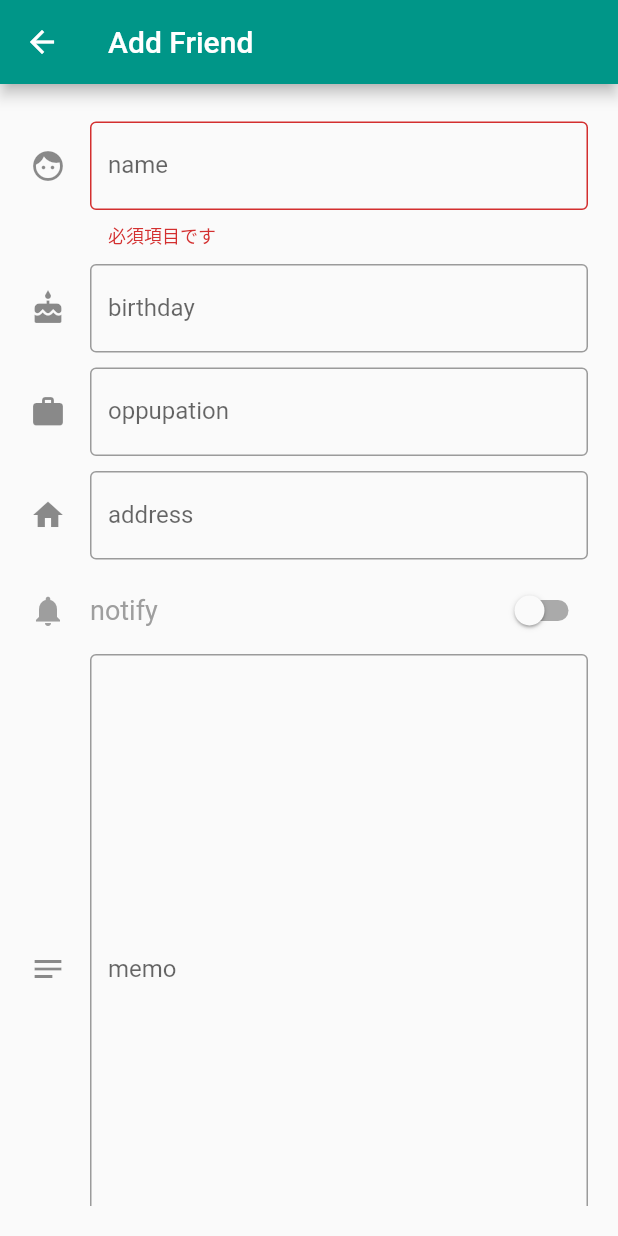
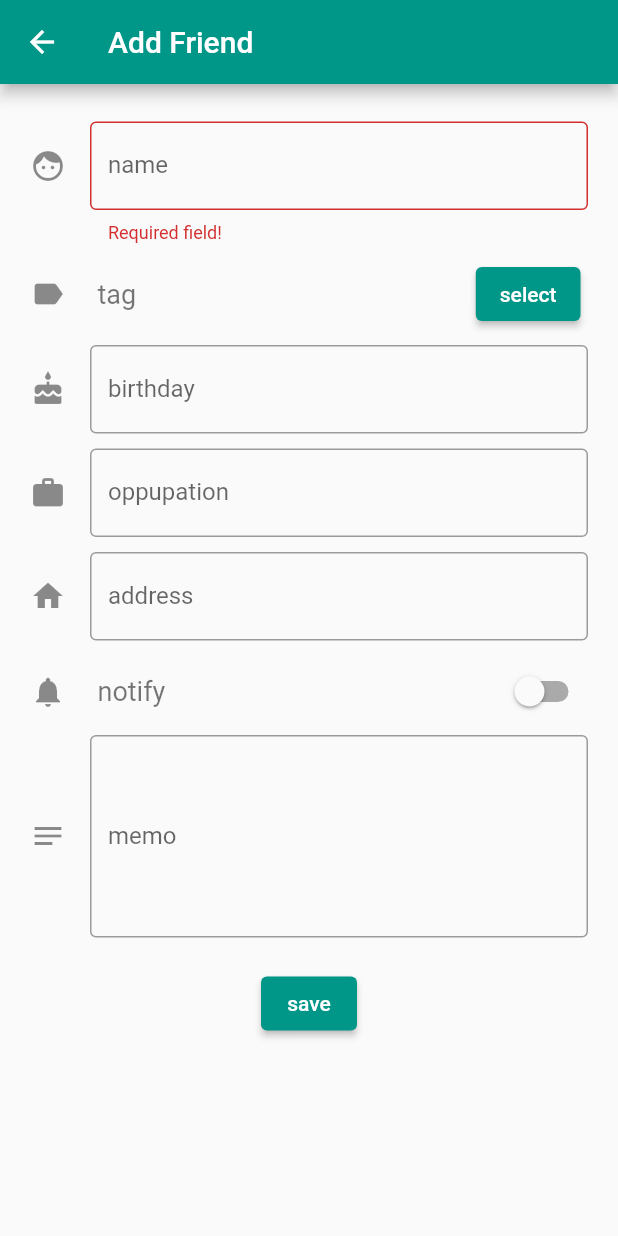
Before and after one commit to KesukeSakai0222/your-book-of-friends, a Flutter app: the FriendAdd screen opened directly, on a phone screen of 412 x 824 dp. Run offline on Flutter 3.47's test engine with Material 2 defaults, Android fonts, the light colour scheme and no system bars; our stand-ins replace flutter_colorpicker, google_fonts, sqflite; missing offline and left inert: filter_list; accounts and stored records are empty; generated files the repository leaves out were written again.

Commit message:
friendPageでのtagの入力を追加

```diff
--- a/lib/l10n/app_en.arb
+++ b/lib/l10n/app_en.arb
@@ -17,6 +17,7 @@
     "color": "color",
     "save": "save",
     "delete": "delete",
+    "select": "select",
 
     "warnRequired": "Required field!"
 }
--- a/lib/l10n/app_ja.arb
+++ b/lib/l10n/app_ja.arb
@@ -17,6 +17,7 @@
     "color": "色",
     "save": "保存",
     "delete": "削除",
+    "select": "選択",
 
     "warnRequired": "必須項目です"
 }
--- a/lib/widget/app.dart
+++ b/lib/widget/app.dart
@@ -7,7 +7,7 @@ import 'package:your_book_of_friends/widget/friend_page.dart';
 import 'package:your_book_of_friends/widget/tag_page.dart';
 
 import 'add_button.dart';
-import 'app_bar.dart';
+import 'app_bar.dart' as ab;
 
 class App extends StatefulWidget {
   const App({super.key});
@@ -21,7 +21,7 @@ class AppState extends State<App> {
   Widget build(BuildContext context) {
     return Scaffold(
       body: CustomScrollView(slivers: <Widget>[
-        const MyAppBar(),
+        const ab.AppBar(),
         Consumer<SelectedIndex>(
             builder: (context, selectedIndex, _) =>
                 contents[selectedIndex.index])
--- a/lib/widget/friend_detail.dart
+++ b/lib/widget/friend_detail.dart
@@ -1,8 +1,11 @@
 import 'package:flutter/material.dart';
 import 'package:intl/intl.dart';
 import 'package:provider/provider.dart';
+import 'package:filter_list/filter_list.dart';
 import 'package:flutter_gen/gen_l10n/app_localizations.dart';
 import 'package:your_book_of_friends/bloc/friend_bloc.dart';
+import 'package:your_book_of_friends/dao/my_database.dart';
+import 'package:your_book_of_friends/dao/tags_dao.dart';
 import 'package:your_book_of_friends/model/friend.dart';
 import 'package:your_book_of_friends/model/name.dart';
 import 'package:your_book_of_friends/model/tag.dart';
@@ -35,13 +38,26 @@ class FriendAddState extends State<FriendAdd> {
   final addressController = TextEditingController();
   final memoController = TextEditingController();
   final birthdayController = TextEditingController();
+  List<Tag> selectedTags = [];
   late FriendBloc _bloc;
   DateTime? _birthday;
 
   @override
+  void dispose() {
+    nameController.dispose();
+    occupationController.dispose();
+    addressController.dispose();
+    memoController.dispose();
+    birthdayController.dispose();
+    super.dispose();
+  }
+
+  @override
   Widget build(BuildContext context) {
     _bloc = context.watch<FriendBloc>();
-    //TODO: tag追加、name複数追加
+    final _tagDao = TagsDao(context.watch<MyDatabase>());
+
+    //TODO: name複数追加
     return Scaffold(
         appBar: AppBar(title: Text(AppLocalizations.of(context)!.friendAdd)),
         body: Container(
@@ -56,14 +72,61 @@ class FriendAddState extends State<FriendAdd> {
                             icon: const Icon(Icons.face),
                             labelText: AppLocalizations.of(context)!.name,
                             border: const OutlineInputBorder()),
-                        validator: (value) {
-                          if (value == null || value.isEmpty) {
-                            return '必須項目です';
-                          }
-                          return null;
-                        },
+                        validator: (value) => _validateRequired(value, context),
                         controller: nameController,
                         autovalidateMode: AutovalidateMode.always),
+                  ),
+                  Padding(
+                    padding: const EdgeInsets.symmetric(vertical: 5),
+                    child: Row(
+                      children: [
+                        const Padding(
+                          padding: EdgeInsets.only(right: 16),
+                          child: Icon(Icons.label, color: Colors.black45),
+                        ),
+                        Expanded(
+                            child: Padding(
+                                padding:
+                                    const EdgeInsets.symmetric(horizontal: 5),
+                                child: Column(
+                                    crossAxisAlignment:
+                                        CrossAxisAlignment.start,
+                                    children: [
+                                      Row(children: [
+                                        Text(AppLocalizations.of(context)!.tag,
+                                            style: const TextStyle(
+                                                color: Colors.black54,
+                                                fontSize: 18)),
+                                        Expanded(
+                                          child: Align(
+                                              alignment: Alignment.centerRight,
+                                              child: ElevatedButton(
+                                                  child: Text(
+                                                      AppLocalizations.of(
+                                                              context)!
+                                                          .select),
+                                                  onPressed: () async =>
+                                                      openTagDialog(
+                                                          await _tagDao
+                                                              .readAll()))),
+                                        )
+                                      ]),
+                                      Wrap(
+                                          spacing: 2.0,
+                                          children: selectedTags
+                                              .map((t) => Chip(
+                                                    label: Text(t.name,
+                                                        style: const TextStyle(
+                                                            color:
+                                                                Colors.white70,
+                                                            fontSize: 15)),
+                                                    backgroundColor:
+                                                        Color(t.color),
+                                                  ))
+                                              .toList()),
+                                    ])))
+                      ],
+                    ),
                   ),
                   Padding(
                       padding: const EdgeInsets.symmetric(vertical: 5),
@@ -73,22 +136,7 @@ class FriendAddState extends State<FriendAdd> {
                               labelText: AppLocalizations.of(context)!.birthday,
                               border: const OutlineInputBorder()),
                           controller: birthdayController,
-                        onTap: () async {
-                          FocusScope.of(context).requestFocus(FocusNode());
-                          final picked = await showDatePicker(
-                              context: context,
-                              initialDate: DateTime(2000, 1, 1),
-                              firstDate: DateTime(1900, 1, 1),
-                              lastDate: DateTime.now());
-                          setState(() {
-                            _birthday = picked;
-                            if (picked != null) {
-                              birthdayController.text =
-                                  DateFormat("yyyy/MM/dd").format(picked);
-                            }
-                          });
-                        },
-                      )),
+                          onTap: () async => openDateDialog())),
                   Padding(
                       padding: const EdgeInsets.symmetric(vertical: 5),
                       child: TextFormField(
@@ -112,13 +160,16 @@ class FriendAddState extends State<FriendAdd> {
                       child: Row(children: [
                         const Padding(
                           padding: EdgeInsets.only(right: 16),
-                          child: Icon(Icons.notifications, color: Colors.grey),
+                          child:
+                              Icon(Icons.notifications, color: Colors.black45),
                         ),
                         Expanded(
+                            child: Padding(
+                          padding: const EdgeInsets.symmetric(horizontal: 5),
                           child: Text(AppLocalizations.of(context)!.notify,
                               style: const TextStyle(
-                                  color: Colors.grey, fontSize: 18)),
-                        ),
+                                  color: Colors.black54, fontSize: 18)),
+                        )),
                         Switch(
                           value: _isNotify,
                           onChanged: (value) =>
@@ -127,7 +178,7 @@ class FriendAddState extends State<FriendAdd> {
                       ])),
                   TextFormField(
                     keyboardType: TextInputType.multiline,
-                    maxLines: 20,
+                    maxLines: 5,
                     decoration: InputDecoration(
                         icon: const Icon(Icons.notes),
                         labelText: AppLocalizations.of(context)!.memo,
@@ -138,14 +189,59 @@ class FriendAddState extends State<FriendAdd> {
                       padding: const EdgeInsets.all(20),
                       child: Center(
                           child: ElevatedButton(
-                              onPressed: () {
-                                final names = <Name>[
-                                  Name.init(nameController.text, true)
-                                ];
+                              onPressed: () => save(),
+                              child: Text(AppLocalizations.of(context)!.save))))
+                ],
+              ),
+            )));
+  }
+
+  String? _validateRequired(String? val, BuildContext context) {
+    return val == null || val.isEmpty
+        ? AppLocalizations.of(context)!.warnRequired
+        : null;
+  }
+
+  void openTagDialog(List<Tag> allTags) async {
+    await FilterListDialog.display<Tag>(
+      context,
+      listData: allTags,
+      selectedListData: selectedTags,
+      choiceChipLabel: (tag) => tag!.name,
+      validateSelectedItem: (list, val) => list!.contains(val),
+      onItemSearch: (tag, query) {
+        return tag.name.toLowerCase().contains(query.toLowerCase());
+      },
+      onApplyButtonClick: (list) {
+        setState(() {
+          selectedTags = List.from(list!);
+        });
+        Navigator.pop(context);
+      },
+    );
+  }
+
+  Future openDateDialog() async {
+    FocusScope.of(context).requestFocus(FocusNode());
+    final picked = await showDatePicker(
+        context: context,
+        initialDate: DateTime(2000, 1, 1),
+        firstDate: DateTime(1900, 1, 1),
+        lastDate: DateTime.now());
+    setState(() {
+      _birthday = picked;
+      if (picked != null) {
+        birthdayController.text = DateFormat("yyyy/MM/dd").format(picked);
+      }
+    });
+  }
+
+  void save() {
+    final names = <Name>[Name.init(nameController.text, true)];
     final f = Friend.init(
         mainName: nameController.text,
         names: names,
-                                    tags: List<Tag>.empty(),
+        tags: selectedTags,
         memo: memoController.text,
         birthday: _birthday,
         isNotify: _isNotify,
@@ -153,10 +249,5 @@ class FriendAddState extends State<FriendAdd> {
         occupation: occupationController.text);
     _bloc.addFriend(f);
     Navigator.of(context).pop();
-                              },
-                              child: Text(AppLocalizations.of(context)!.save))))
-                ],
-              ),
-            )));
   }
 }
--- a/pubspec.yaml
+++ b/pubspec.yaml
@@ -23,6 +23,7 @@ dependencies:
   provider: ^6.0.3
   collection: ^1.16.0
   flutter_colorpicker: ^1.0.3
+  filter_list: ^1.0.2
 
 dev_dependencies:
   flutter_test:
```
Also changed, not shown: lib/widget/add_button.dart (+12 -2 lines), lib/widget/app_bar.dart (+9 -6 lines), pubspec.lock. Lines whose indentation alone changed are shown as unchanged.
